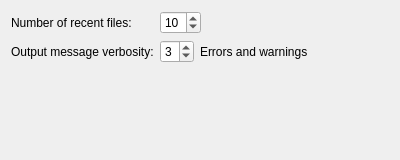
The window that core/ui/settings_user_ui.ui (mjbonnington/icarus-gps) describes before a commit, drawn with Qt 5.
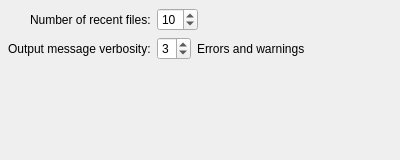
The same window after the commit.

Commit message: Improved settings panel UIs

Patch:
```diff
--- a/core/ui/settings_user_ui.ui
+++ b/core/ui/settings_user_ui.ui
@@ -20,6 +20,12 @@
    <property name="fieldGrowthPolicy">
     <enum>QFormLayout::ExpandingFieldsGrow</enum>
    </property>
+   <property name="labelAlignment">
+    <set>Qt::AlignRight|Qt::AlignTrailing|Qt::AlignVCenter</set>
+   </property>
+   <property name="margin">
+    <number>8</number>
+   </property>
    <item row="1" column="0">
     <widget class="QLabel" name="numRecentFiles_label">
      <property name="text">
```
The commit also changes 14 other files.
